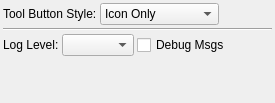
The window that code/plotms/implement/GuiTabs/PlotMSOptionsTab.ui (radio-astro/casa) describes before a commit, drawn with Qt 5.
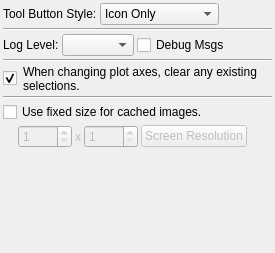
The same window after the commit.

```diff
--- a/code/plotms/implement/GuiTabs/PlotMSOptionsTab.ui
+++ b/code/plotms/implement/GuiTabs/PlotMSOptionsTab.ui
@@ -6,7 +6,7 @@
     <x>0</x>
     <y>0</y>
     <width>275</width>
-    <height>103</height>
+    <height>253</height>
    </rect>
   </property>
   <property name="sizePolicy" >
@@ -135,6 +135,154 @@
      </item>
     </layout>
    </item>
+   <item>
+    <widget class="Line" name="line_2" >
+     <property name="orientation" >
+      <enum>Qt::Horizontal</enum>
+     </property>
+    </widget>
+   </item>
+   <item>
+    <layout class="QHBoxLayout" >
+     <property name="spacing" >
+      <number>0</number>
+     </property>
+     <item>
+      <widget class="QCheckBox" name="clearSelection" >
+       <property name="sizePolicy" >
+        <sizepolicy vsizetype="Fixed" hsizetype="Fixed" >
+         <horstretch>0</horstretch>
+         <verstretch>0</verstretch>
+        </sizepolicy>
+       </property>
+       <property name="maximumSize" >
+        <size>
+         <width>20</width>
+         <height>16777215</height>
+        </size>
+       </property>
+       <property name="text" >
+        <string/>
+       </property>
+       <property name="checked" >
+        <bool>true</bool>
+       </property>
+      </widget>
+     </item>
+     <item>
+      <widget class="QLabel" name="clearSelectionLabel" >
+       <property name="text" >
+        <string>When changing plot axes, clear any existing selections.</string>
+       </property>
+       <property name="alignment" >
+        <set>Qt::AlignLeading|Qt::AlignLeft|Qt::AlignVCenter</set>
+       </property>
+       <property name="wordWrap" >
+        <bool>true</bool>
+       </property>
+      </widget>
+     </item>
+    </layout>
+   </item>
+   <item>
+    <widget class="Line" name="line_3" >
+     <property name="orientation" >
+      <enum>Qt::Horizontal</enum>
+     </property>
+    </widget>
+   </item>
+   <item>
+    <widget class="QCheckBox" name="cacheSize" >
+     <property name="text" >
+      <string>Use fixed size for cached images.</string>
+     </property>
+    </widget>
+   </item>
+   <item>
+    <layout class="QHBoxLayout" >
+     <property name="spacing" >
+      <number>3</number>
+     </property>
+     <property name="topMargin" >
+      <number>0</number>
+     </property>
+     <item>
+      <spacer>
+       <property name="orientation" >
+        <enum>Qt::Horizontal</enum>
+       </property>
+       <property name="sizeType" >
+        <enum>QSizePolicy::Fixed</enum>
+       </property>
+       <property name="sizeHint" >
+        <size>
+         <width>15</width>
+         <height>20</height>
+        </size>
+       </property>
+      </spacer>
+     </item>
+     <item>
+      <widget class="QSpinBox" name="cacheSizeWidth" >
+       <property name="enabled" >
+        <bool>false</bool>
+       </property>
+       <property name="minimum" >
+        <number>1</number>
+       </property>
+       <property name="maximum" >
+        <number>9999</number>
+       </property>
+      </widget>
+     </item>
+     <item>
+      <widget class="QLabel" name="label" >
+       <property name="enabled" >
+        <bool>false</bool>
+       </property>
+       <property name="text" >
+        <string>x</string>
+       </property>
+      </widget>
+     </item>
+     <item>
+      <widget class="QSpinBox" name="cacheSizeHeight" >
+       <property name="enabled" >
+        <bool>false</bool>
+       </property>
+       <property name="minimum" >
+        <number>1</number>
+       </property>
+       <property name="maximum" >
+        <number>9999</number>
+       </property>
+      </widget>
+     </item>
+     <item>
+      <widget class="QPushButton" name="cacheSizeResolution" >
+       <property name="enabled" >
+        <bool>false</bool>
+       </property>
+       <property name="text" >
+        <string>Screen Resolution</string>
+       </property>
+      </widget>
+     </item>
+     <item>
+      <spacer>
+       <property name="orientation" >
+        <enum>Qt::Horizontal</enum>
+       </property>
+       <property name="sizeHint" >
+        <size>
+         <width>40</width>
+         <height>20</height>
+        </size>
+       </property>
+      </spacer>
+     </item>
+    </layout>
+   </item>
    <item>
     <spacer>
      <property name="orientation" >
```
Left out of the diff: 67 changed lines with no effect on the pictures.
